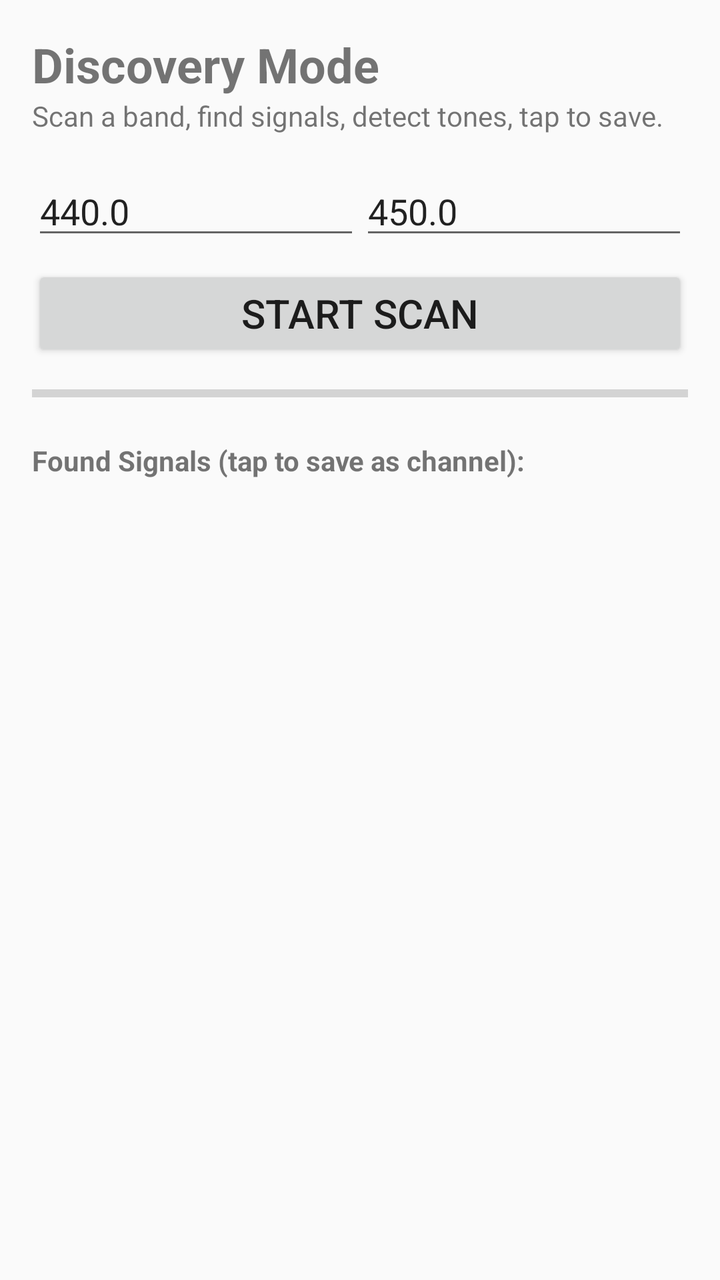
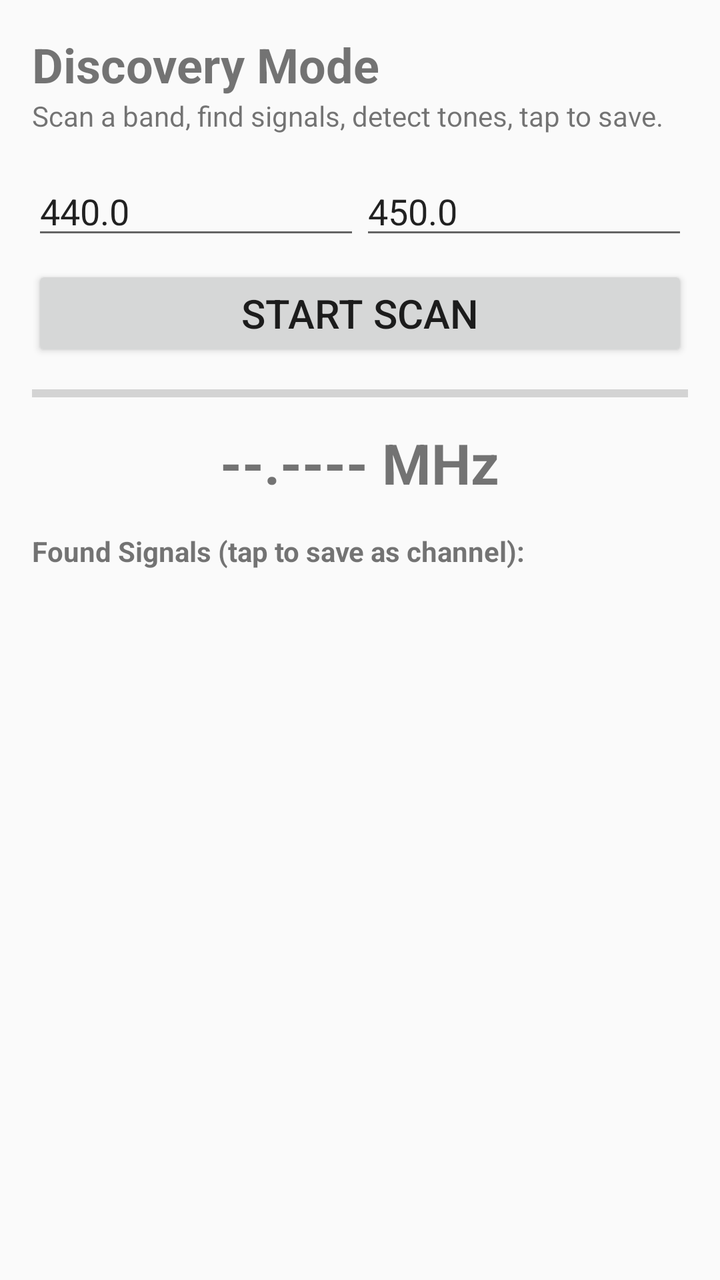

Before-and-after screenshots of an Android layout around one commit, followed by the original layout XML and the change that was made.
<!-- AndroidManifest.xml: application theme AppTheme -->
<!-- res/layout/activity_discovery.xml -->
<?xml version="1.0" encoding="utf-8"?>
<LinearLayout xmlns:android="http://schemas.android.com/apk/res/android"
    android:layout_width="match_parent"
    android:layout_height="match_parent"
    android:orientation="vertical"
    android:padding="16dp">

    <TextView
        android:layout_width="wrap_content"
        android:layout_height="wrap_content"
        android:text="Discovery Mode"
        android:textSize="24sp"
        android:textStyle="bold" />
    <TextView
        android:layout_width="wrap_content"
        android:layout_height="wrap_content"
        android:text="Scan a band, find signals, detect tones, tap to save."
        android:textSize="14sp" />

    <LinearLayout
        android:layout_width="match_parent"
        android:layout_height="wrap_content"
        android:orientation="horizontal"
        android:layout_marginTop="16dp">

        <EditText
            android:id="@+id/scan_start"
            android:layout_width="0dp"
            android:layout_height="wrap_content"
            android:layout_weight="1"
            android:hint="Start MHz"
            android:text="440.0"
            android:inputType="numberDecimal" />

        <EditText
            android:id="@+id/scan_end"
            android:layout_width="0dp"
            android:layout_height="wrap_content"
            android:layout_weight="1"
            android:hint="End MHz"
            android:text="450.0"
            android:inputType="numberDecimal" />
    </LinearLayout>

    <Button
        android:id="@+id/scan_button"
        android:layout_width="match_parent"
        android:layout_height="wrap_content"
        android:text="START SCAN"
        android:textSize="20sp"
        android:layout_marginTop="8dp" />

    <ProgressBar
        android:id="@+id/scan_progress"
        style="?android:attr/progressBarStyleHorizontal"
        android:layout_width="match_parent"
        android:layout_height="wrap_content"
        android:layout_marginTop="8dp" />

    <TextView
        android:layout_width="wrap_content"
        android:layout_height="wrap_content"
        android:text="Found Signals (tap to save as channel):"
        android:textStyle="bold"
        android:layout_marginTop="16dp" />

    <ListView
        android:id="@+id/results_list"
        android:layout_width="match_parent"
        android:layout_height="0dp"
        android:layout_weight="1" />
</LinearLayout>
<!-- resources referenced by this layout -->
<resources>
  <style name="AppTheme" parent="android:Theme.Material.Light.DarkActionBar">
          <item name="android:colorPrimary">#1B5E20</item>
          <item name="android:colorPrimaryDark">#0D3B1E</item>
          <item name="android:colorAccent">#4CAF50</item>
      </style>
</resources>

<!-- the commit's change to res/layout/activity_discovery.xml (unified diff, before → after) -->
@@ -58,6 +58,16 @@
         android:layout_marginTop="8dp" />
 
     <TextView
+        android:id="@+id/scan_freq_now"
+        android:layout_width="wrap_content"
+        android:layout_height="wrap_content"
+        android:text="--.---- MHz"
+        android:textSize="28sp"
+        android:textStyle="bold"
+        android:layout_marginTop="8dp"
+        android:layout_gravity="center_horizontal" />
+
+    <TextView
         android:layout_width="wrap_content"
         android:layout_height="wrap_content"
         android:text="Found Signals (tap to save as channel):"
